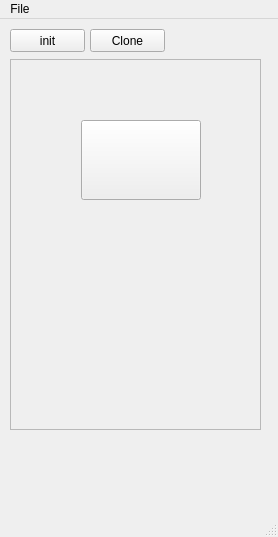
hidog/HiGit, file ui/mainwindow.ui: the form before one commit.
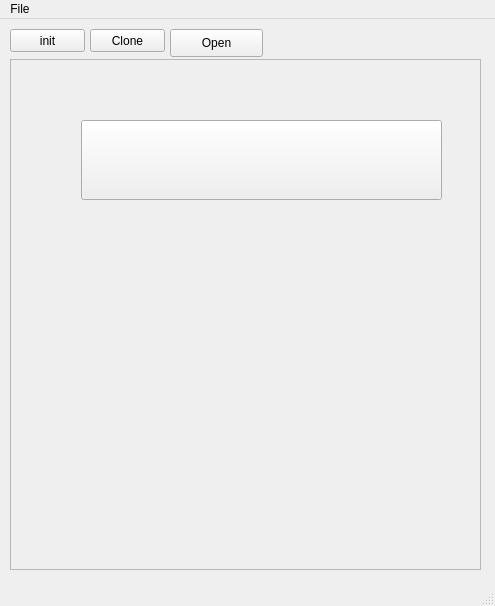
The form after the commit. Custom widgets are drawn as their Qt base class.

```diff
--- a/ui/mainwindow.ui
+++ b/ui/mainwindow.ui
@@ -6,8 +6,8 @@
    <rect>
     <x>0</x>
     <y>0</y>
-    <width>278</width>
-    <height>537</height>
+    <width>495</width>
+    <height>606</height>
    </rect>
   </property>
   <property name="windowTitle">
@@ -45,8 +45,8 @@
      <rect>
       <x>10</x>
       <y>40</y>
-      <width>251</width>
-      <height>371</height>
+      <width>471</width>
+      <height>511</height>
      </rect>
     </property>
     <property name="widgetResizable">
@@ -57,8 +57,8 @@
       <rect>
        <x>0</x>
        <y>0</y>
-       <width>249</width>
-       <height>369</height>
+       <width>469</width>
+       <height>509</height>
       </rect>
      </property>
      <widget class="ProjectButton" name="frame">
@@ -66,20 +66,33 @@
        <rect>
         <x>70</x>
         <y>60</y>
-        <width>120</width>
+        <width>361</width>
         <height>80</height>
        </rect>
       </property>
      </widget>
     </widget>
    </widget>
+   <widget class="QPushButton" name="openButton">
+    <property name="geometry">
+     <rect>
+      <x>170</x>
+      <y>10</y>
+      <width>93</width>
+      <height>28</height>
+     </rect>
+    </property>
+    <property name="text">
+     <string>Open</string>
+    </property>
+   </widget>
   </widget>
   <widget class="QMenuBar" name="menuBar">
    <property name="geometry">
     <rect>
      <x>0</x>
      <y>0</y>
-     <width>278</width>
+     <width>495</width>
      <height>25</height>
     </rect>
    </property>
```
